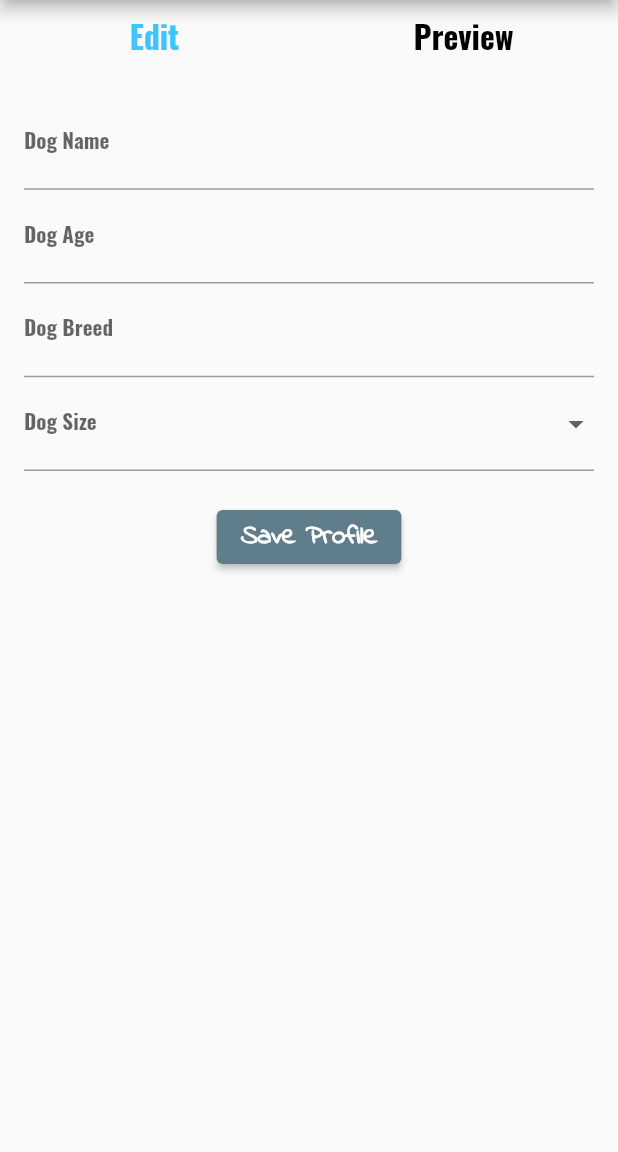
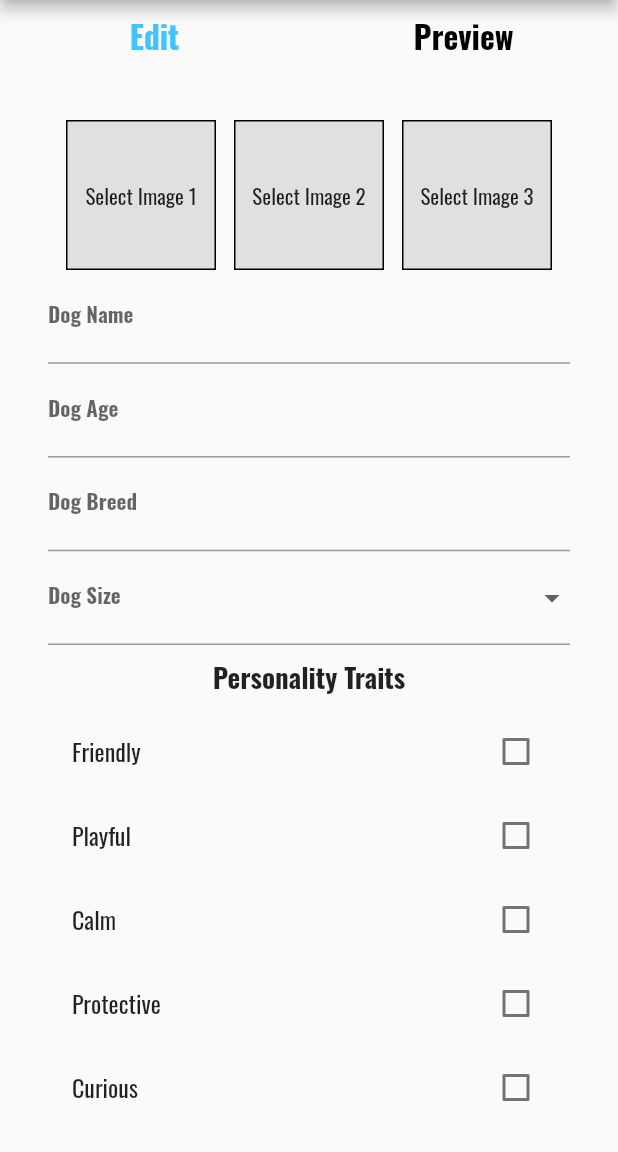
Before and after one commit to GAB8202/doggie_style, a Flutter app: the ProfileView screen opened directly, on a phone screen of 412 x 824 dp, the part 84-1236 px from its top. Run offline on Flutter 3.47's test engine with Material 2 defaults, Android fonts, the phone set to English and light mode, and no system bars.

Commit message:
Added personality traits and photos

```diff
--- a/lib/models/profile_model.dart
+++ b/lib/models/profile_model.dart
@@ -2,7 +2,11 @@ class ProfileModel {
   String? dogName;
   String? dogAge;
   String? dogBreed;
-  String? dogSize; // Variable to hold size selection
+  String? dogSize;
+  String? imageAsset1;
+  String? imageAsset2;
+  String? imageAsset3;
+  List<String> personalityTraits;
 
-  ProfileModel({this.dogName, this.dogAge, this.dogBreed, this.dogSize});
+  ProfileModel({this.dogName, this.dogAge, this.dogBreed, this.dogSize, this.imageAsset1, this.imageAsset2, this.imageAsset3, this.personalityTraits = const []});
 }
--- a/lib/view_models/profile_view_model.dart
+++ b/lib/view_models/profile_view_model.dart
@@ -1,7 +1,10 @@
 import '../models/profile_model.dart';
+import 'dart:io';
 
 class ProfileViewModel {
-  ProfileModel _profile = ProfileModel();
+  final ProfileModel _profile = ProfileModel();
+
+  Function()? onProfileUpdated;
 
   ProfileModel get profile => _profile;
 
@@ -21,11 +24,50 @@ class ProfileViewModel {
     _profile.dogSize = value;
   }
 
+  void selectImage(int imageNumber, String selectedAsset) {
+    switch (imageNumber) {
+      case 1:
+        _profile.imageAsset1 = selectedAsset;
+        break;
+      case 2:
+        _profile.imageAsset2 = selectedAsset;
+        break;
+      case 3:
+        _profile.imageAsset3 = selectedAsset;
+        break;
+    }
+    onProfileUpdated?.call();
+  }
+
+  String? getImage(int imageNumber) {
+    switch (imageNumber) {
+      case 1:
+        return _profile.imageAsset1;
+      case 2:
+        return _profile.imageAsset2;
+      case 3:
+        return _profile.imageAsset3;
+      default:
+        return null;
+    }
+  }
+
+  void updatePersonalityTraits(List<String> traits) {
+    _profile.personalityTraits = traits;
+    onProfileUpdated?.call();
+  }
+
   void saveProfile() {
-    // Implement your save functionality here.
     print('Dog Name: ${_profile.dogName}');
     print('Dog Age: ${_profile.dogAge}');
     print('Dog Breed: ${_profile.dogBreed}');
     print('Dog Size: ${_profile.dogSize}');
+    print('Image 1: ${_profile.imageAsset1}');
+    print('Image 2: ${_profile.imageAsset2}');
+    print('Image 3: ${_profile.imageAsset3}');
+    print('Personality Traits:');
+    for (var trait in _profile.personalityTraits) {
+      print(trait);
+    }
   }
 }
--- a/lib/views/profile_view.dart
+++ b/lib/views/profile_view.dart
@@ -8,10 +8,52 @@ class ProfileView extends StatefulWidget {
 
 class _ProfileViewState extends State<ProfileView> {
   final _formKey = GlobalKey<FormState>();
-  final ProfileViewModel _viewModel = ProfileViewModel();
+  late ProfileViewModel _viewModel;
+  int currentImageIndex = 0;
+
+  @override
+  void initState() {
+    super.initState();
+    _viewModel = ProfileViewModel();
+    _viewModel.onProfileUpdated = () => setState(() {}); // Set the callback
+  }
 
   bool _isEdit = true; // Toggle flag
   List<bool>isSelected = [true, false];
+
+  List<String> allTraits = [
+    "Friendly", "Playful", "Calm", "Protective", "Curious",
+    "Energetic", "Loyal", "Intelligent", "Independent"
+  ];
+  List<String> selectedTraits = [];
+
+  void showImagePicker(int imageNumber) {
+    showDialog(
+      context: context,
+      builder: (BuildContext context) {
+        return AlertDialog(
+          title: Text("Choose a picture"),
+          content: SingleChildScrollView(
+            child: ListBody(
+              children: <String>[
+                'assets/profile_pics/dog1.jpg',
+                'assets/profile_pics/dog2.jpg',
+                'assets/profile_pics/dog5.jpg',
+              ].map((String asset) {
+                return GestureDetector(
+                  child: Image.asset(asset, width: 100, height: 100),
+                  onTap: () {
+                    _viewModel.selectImage(imageNumber, asset);
+                    Navigator.of(context).pop();
+                  },
+                );
+              }).toList(),
+            ),
+          ),
+        );
+      },
+    );
+  }
 
   @override
   Widget build(BuildContext context) {
@@ -79,16 +121,45 @@ class _ProfileViewState extends State<ProfileView> {
   }
 
   Widget _buildEditView() {
-    return Scaffold(
-      body: Form(
+    Widget _imageSelector(int imageNumber) {
+      return InkWell(
+        onTap: () => showImagePicker(imageNumber),
+        child: Container(
+          height: 100,
+          width: 100,
+          decoration: BoxDecoration(
+            color: Colors.grey[300], // Default background color
+            border: Border.all(color: Colors.black),
+            image: _viewModel.getImage(imageNumber) != null
+                ? DecorationImage(
+              image: AssetImage(_viewModel.getImage(imageNumber)!),
+              fit: BoxFit.cover,
+            ) : null,
+          ),
+          child: _viewModel.getImage(imageNumber) == null
+              ? Center(child: Text('Select Image $imageNumber', textAlign: TextAlign.center))
+              : SizedBox(),
+        ),
+      );
+    }
 
+    return SingleChildScrollView(
+      padding: const EdgeInsets.all(16.0),
+      child: Form(
         key: _formKey,
         child: Padding(
           padding: const EdgeInsets.all(16.0),
           child: Column(
-            //crossAxisAlignment: CrossAxisAlignment.start,
             children: <Widget>[
-
+            Row(
+              mainAxisAlignment: MainAxisAlignment.spaceEvenly,
+                children: [
+                  _imageSelector(1),
+                  _imageSelector(2),
+                  _imageSelector(3),
+                ],
+              ),
+            //crossAxisAlignment: CrossAxisAlignment.start
               TextFormField(
                 decoration: InputDecoration(labelText: 'Dog Name',
 
@@ -121,10 +192,37 @@ class _ProfileViewState extends State<ProfileView> {
                     .toList(),
                 //value: _viewModel.profile.dogSize ?? '',
                 onChanged: (String? newValue) {
-                  // No need to call setState if you don't need to rebuild the UI
                   _viewModel.updateDogSize(newValue);
                 },
                 onSaved: (value) => _viewModel.updateDogSize(value),
+              ),
+              Padding(
+                padding: const EdgeInsets.symmetric(vertical: 8.0),
+                child: Text(
+                  "Personality Traits",
+                  style: TextStyle(fontSize: 18, fontWeight: FontWeight.bold),
+                ),
+              ),
+              Wrap(
+                children: allTraits.map((trait) {
+                  return CheckboxListTile(
+                    title: Text(trait),
+                    value: selectedTraits.contains(trait),
+                    onChanged: selectedTraits.length < 3 || selectedTraits.contains(trait)
+                        ? (bool? value) {
+                      if (value == true) {
+                        if (selectedTraits.length < 3) {
+                          selectedTraits.add(trait);
+                        }
+                      } else {
+                        selectedTraits.remove(trait);
+                      }
+                      _viewModel.updatePersonalityTraits(selectedTraits);
+                      setState(() {}); // Update the UI
+                    }
+                        : null,
+                  );
+                }).toList(),
               ),
               SizedBox(height: 20),
               Center(
@@ -153,6 +251,7 @@ class _ProfileViewState extends State<ProfileView> {
       child: Column(
         crossAxisAlignment: CrossAxisAlignment.start,
         children: <Widget>[
+          _imagePreview(),
           Text('Dog Name: ${_viewModel.profile.dogName ?? "Not set"}',
               style: TextStyle(fontSize: 14, fontWeight: FontWeight.bold)),
           Text('Dog Age: ${_viewModel.profile.dogAge ?? "Not set"}',
@@ -161,10 +260,52 @@ class _ProfileViewState extends State<ProfileView> {
               style: TextStyle(fontSize: 14, fontWeight: FontWeight.bold)),
           Text('Dog Size: ${_viewModel.profile.dogSize ?? "Not set"}',
               style: TextStyle(fontSize: 14, fontWeight: FontWeight.bold)),
-
-          // Add more fields as needed
+          Text("Personality Traits",
+              style: TextStyle(fontSize: 18, fontWeight: FontWeight.bold),
+          ),
+          ..._viewModel.profile.personalityTraits.map((trait) {
+            return Padding(
+              padding: const EdgeInsets.only(top: 4.0),
+              child: Text(
+                trait,
+                style: TextStyle(fontSize: 16),
+              ),
+            );
+          }).toList(),
         ],
       ),
     );
   }
+
+  Widget _imagePreview() {
+    List<String?> selectedImages = [
+      _viewModel.profile.imageAsset1,
+      _viewModel.profile.imageAsset2,
+      _viewModel.profile.imageAsset3,
+    ].where((image) => image != null).toList();
+
+    if (selectedImages.isEmpty) {
+      selectedImages.add('assets/images/DSLogo_white.png');
+    }
+
+    return GestureDetector(
+      onTap: () {
+        setState(() {
+          currentImageIndex = (currentImageIndex + 1) % selectedImages.length;
+        });
+      },
+      child: Container(
+        height: 200,
+        width: 200,
+        decoration: BoxDecoration(
+          border: Border.all(color: Colors.black),
+          color: Colors.grey[300],
+          image: DecorationImage(
+            image: AssetImage(selectedImages[currentImageIndex]!),
+            fit: BoxFit.cover,
+          ),
+        ),
+      ),
+    );
+  }
 }
--- a/pubspec.yaml
+++ b/pubspec.yaml
@@ -36,6 +36,7 @@ dependencies:
   # The following adds the Cupertino Icons font to your application.
   # Use with the CupertinoIcons class for iOS style icons.
   cupertino_icons: ^1.0.2
+  image_picker: ^0.8.4+4
 
 dev_dependencies:
   flutter_test:
@@ -64,7 +65,8 @@ flutter:
   #   - images/a_dot_burr.jpeg
   #   - images/a_dot_ham.jpeg
   assets:
-    - assets/images/ #DSLogo_blue.png
+    - assets/images/
+    - assets/profile_pics/
     #- assets/images/DSLogo_white.png
     #- assets/images/DSLogoPaw_blue.png
     #- assets/images/DSLogoPaw_white.png
```
Also changed, not shown: lib/view_models/doggie_view_model.dart (deleted, +0 -12 lines), lib/views/home_view.dart (+36 -0 lines), assets/images/Havanese/71665722340__7C7E78B5-E0E4-494B-A4BD-409C3B5CADE5.jpg (deleted), assets/profile_pics/dog1.jpg (renamed from assets/images/goldenRetriever/dog1.jpg), assets/profile_pics/dog2.jpg (renamed from assets/images/goldenRetriever/dog2.jpg), assets/profile_pics/dog5.jpg (renamed from assets/images/bullDog/dog5.jpg), pubspec.lock, 6 other files.
